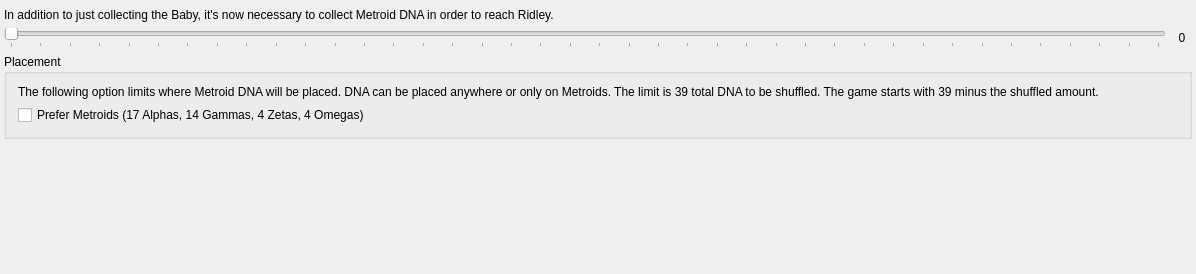
First picture: the form in randovania/gui/ui_files/preset_msr_goal.ui, repository randovania/randovania, before the edit.
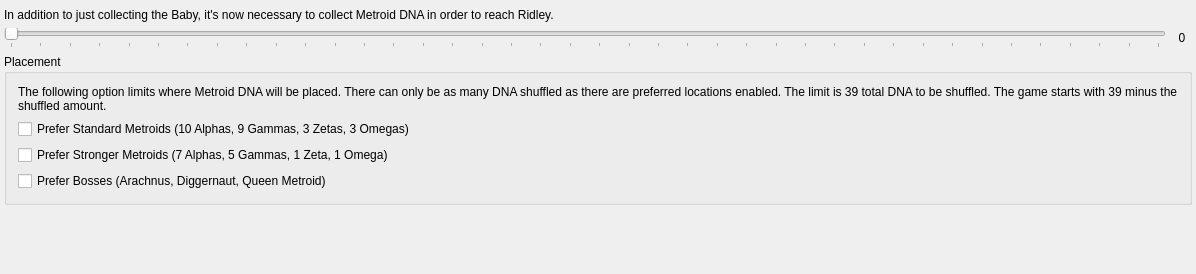
Second picture: the form after the edit.

Commit message: Support more goals

What changed in the file:
```diff
--- a/randovania/gui/ui_files/preset_msr_goal.ui
+++ b/randovania/gui/ui_files/preset_msr_goal.ui
@@ -94,7 +94,7 @@
        <item>
         <widget class="QLabel" name="placement_label">
          <property name="text">
-          <string>&lt;html&gt;&lt;head/&gt;&lt;body&gt;&lt;p&gt;The following option limits where Metroid DNA will be placed. DNA can be placed anywhere or only on Metroids. The limit is 39 total DNA to be shuffled. The game starts with 39 minus the shuffled amount.&lt;/p&gt;&lt;/body&gt;&lt;/html&gt;</string>
+          <string>&lt;html&gt;&lt;head/&gt;&lt;body&gt;&lt;p&gt;The following option limits where Metroid DNA will be placed. There can only be as many DNA shuffled as there are preferred locations enabled. The limit is 39 total DNA to be shuffled. The game starts with 39 minus the shuffled amount.&lt;/p&gt;&lt;/body&gt;&lt;/html&gt;</string>
          </property>
          <property name="wordWrap">
           <bool>true</bool>
@@ -104,7 +104,21 @@
        <item>
         <widget class="QCheckBox" name="prefer_metroids_check">
          <property name="text">
-          <string>Prefer Metroids (17 Alphas, 14 Gammas, 4 Zetas, 4 Omegas)</string>
+          <string>Prefer Standard Metroids (10 Alphas, 9 Gammas, 3 Zetas, 3 Omegas)</string>
+         </property>
+        </widget>
+       </item>
+       <item>
+        <widget class="QCheckBox" name="prefer_stronger_metroids_check">
+         <property name="text">
+          <string>Prefer Stronger Metroids (7 Alphas, 5 Gammas, 1 Zeta, 1 Omega)</string>
+         </property>
+        </widget>
+       </item>
+       <item>
+        <widget class="QCheckBox" name="prefer_bosses_check">
+         <property name="text">
+          <string>Prefer Bosses (Arachnus, Diggernaut, Queen Metroid)</string>
          </property>
         </widget>
        </item>
```
Left out of the diff: 2 changed lines with no effect on the pictures. The commit also changes 10 other files.
